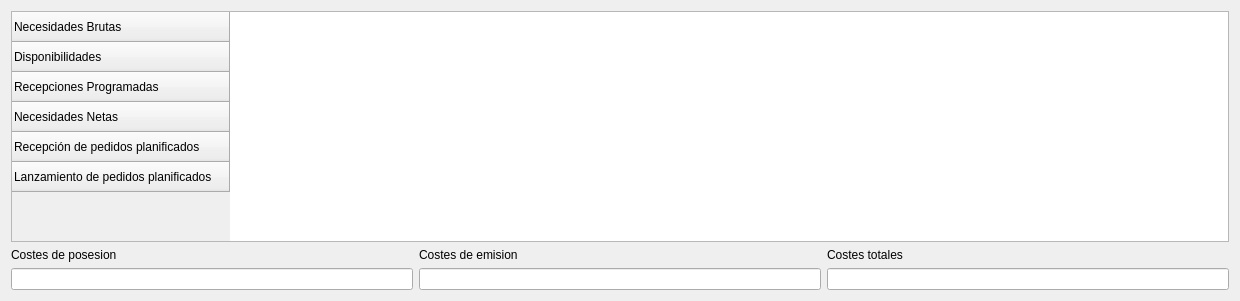
Above: src/finaltabledialog.ui from TheBerbat/bloque-produccion before the change. Below: the same form after it.
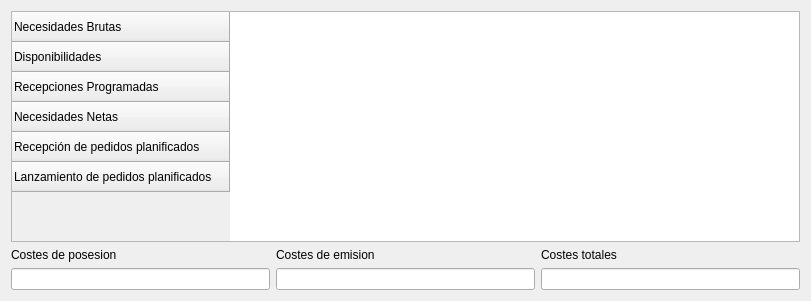
That is the form after the change.

Commit message: Adjust table size to content

```diff
--- a/src/finaltabledialog.ui
+++ b/src/finaltabledialog.ui
@@ -6,7 +6,7 @@
    <rect>
     <x>0</x>
     <y>0</y>
-    <width>1240</width>
+    <width>811</width>
     <height>301</height>
    </rect>
   </property>
```
The commit also changes 1 other file.
